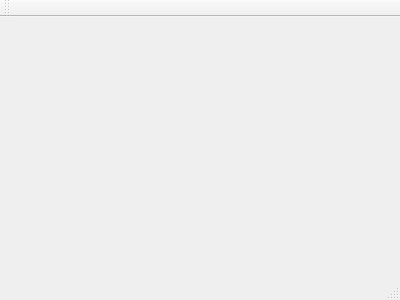
LinesYao/object-oriented, file GUI test/calculator/mainwindow.ui: the form before one commit.
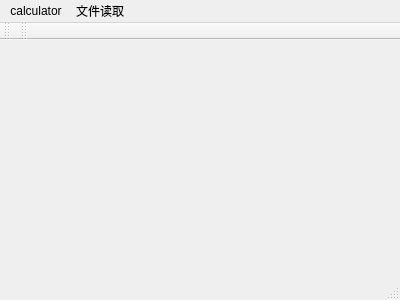
The form after the commit.

The edit to the form file:
```diff
--- a/GUI test/calculator/mainwindow.ui
+++ b/GUI test/calculator/mainwindow.ui
@@ -12,13 +12,57 @@
   <property name="windowTitle" >
    <string>MainWindow</string>
   </property>
-  <widget class="QMenuBar" name="menuBar" />
-  <widget class="QToolBar" name="mainToolBar" />
-  <widget class="QWidget" name="centralWidget" />
-  <widget class="QStatusBar" name="statusBar" />
+  <widget class="QWidget" name="centralWidget"/>
+  <widget class="QMenuBar" name="menuBar">
+   <property name="geometry">
+    <rect>
+     <x>0</x>
+     <y>0</y>
+     <width>400</width>
+     <height>23</height>
+    </rect>
+   </property>
+   <widget class="QMenu" name="menuItem">
+    <property name="title">
+     <string>calculator</string>
+    </property>
+    <addaction name="actionCalculator"/>
+   </widget>
+   <widget class="QMenu" name="menu">
+    <property name="title">
+     <string>文件读取</string>
+    </property>
+   </widget>
+   <addaction name="menuItem"/>
+   <addaction name="menu"/>
+  </widget>
+  <widget class="QToolBar" name="mainToolBar">
+   <attribute name="toolBarArea">
+    <enum>TopToolBarArea</enum>
+   </attribute>
+   <attribute name="toolBarBreak">
+    <bool>false</bool>
+   </attribute>
+  </widget>
+  <widget class="QStatusBar" name="statusBar"/>
+  <widget class="QToolBar" name="toolBar">
+   <property name="windowTitle">
+    <string>toolBar</string>
+   </property>
+   <attribute name="toolBarArea">
+    <enum>TopToolBarArea</enum>
+   </attribute>
+   <attribute name="toolBarBreak">
+    <bool>false</bool>
+   </attribute>
+  </widget>
+  <action name="actionCalculator">
+   <property name="text">
+    <string>calculator</string>
+   </property>
+  </action>
  </widget>
- <layoutDefault spacing="6" margin="11" />
- <pixmapfunction></pixmapfunction>
+ <layoutdefault spacing="6" margin="11"/>
  <resources/>
  <connections/>
 </ui>
```
Left out of the diff: 7 changed lines with no effect on the pictures.
